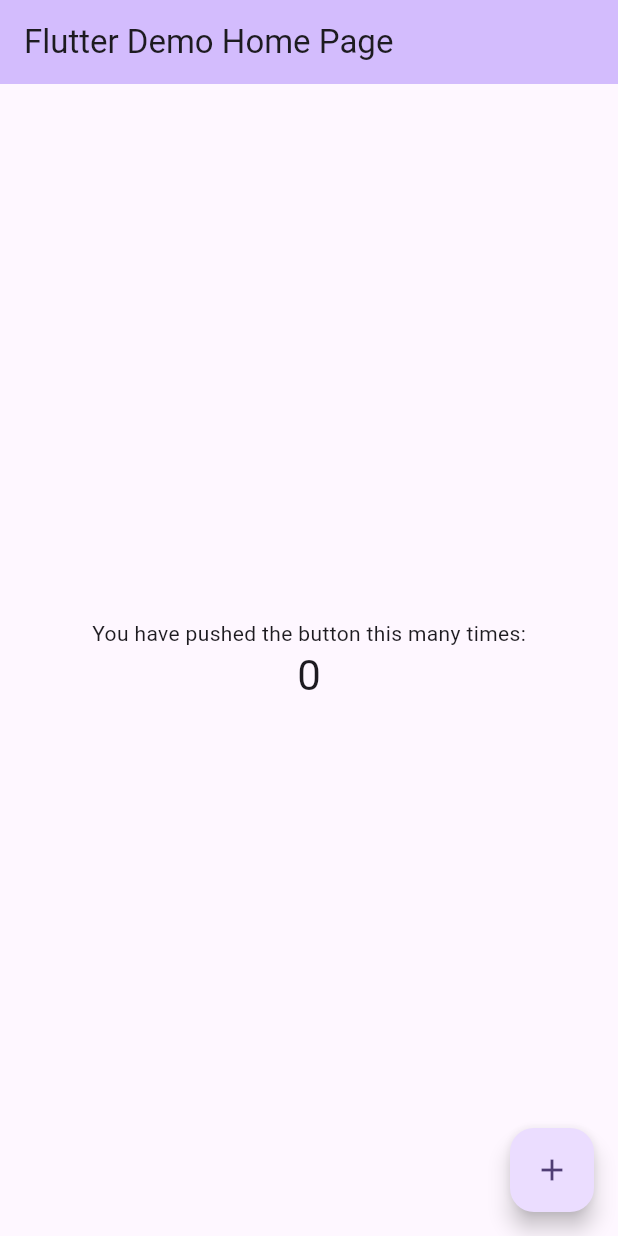
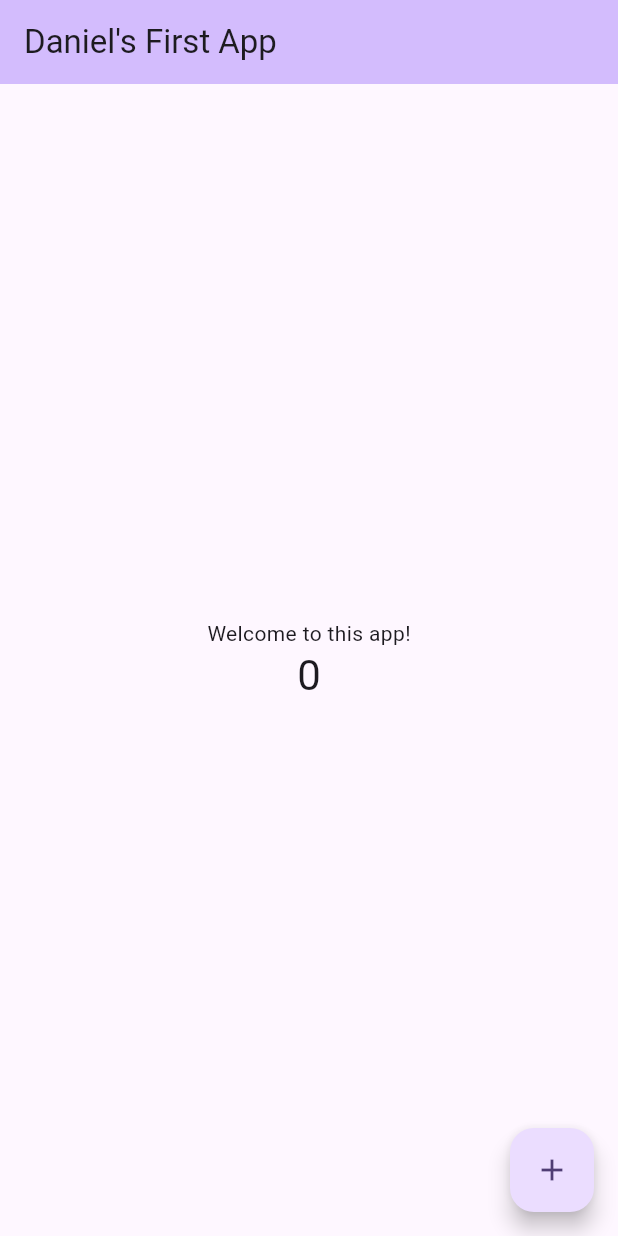
Before and after one commit to Danii-Fedo10/my_first_app, a Flutter app: the screen it shows after launch, on a phone screen of 412 x 824 dp. Run offline on Flutter 3.47's test engine with Material 3 defaults, Android fonts, the phone set to English and light mode, and no system bars.

```diff
--- a/lib/main.dart
+++ b/lib/main.dart
@@ -30,7 +30,7 @@ class MyApp extends StatelessWidget {
         // tested with just a hot reload.
         colorScheme: .fromSeed(seedColor: Colors.deepPurple),
       ),
-      home: const MyHomePage(title: 'Flutter Demo Home Page'),
+      home: const MyHomePage(title: "Daniel's First App"),
     );
   }
 }
@@ -102,9 +102,9 @@ class _MyHomePageState extends State<MyHomePage> {
           // TRY THIS: Invoke "debug painting" (choose the "Toggle Debug Paint"
           // action in the IDE, or press "p" in the console), to see the
           // wireframe for each widget.
-          mainAxisAlignment: .center,
+          mainAxisAlignment: MainAxisAlignment.center,
           children: [
-            const Text('You have pushed the button this many times:'),
+            const Text('Welcome to this app!'),
             Text(
               '$_counter',
               style: Theme.of(context).textTheme.headlineMedium,
```
